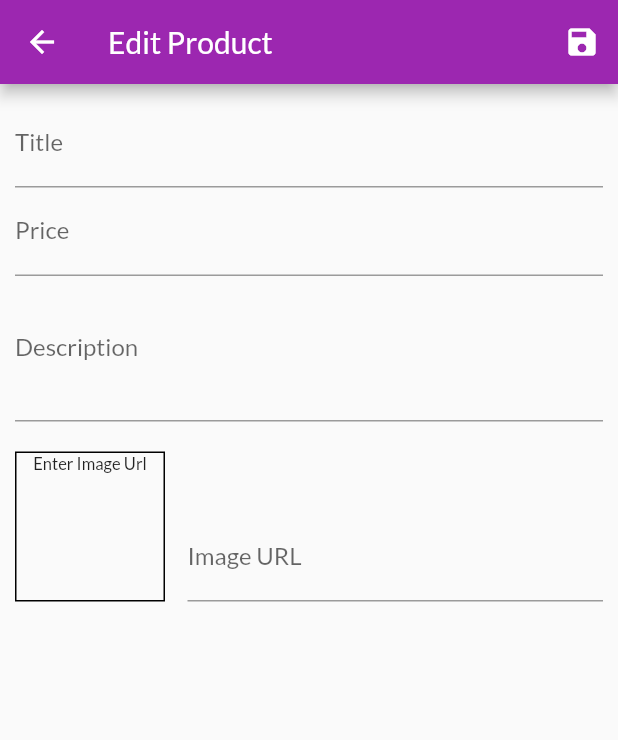
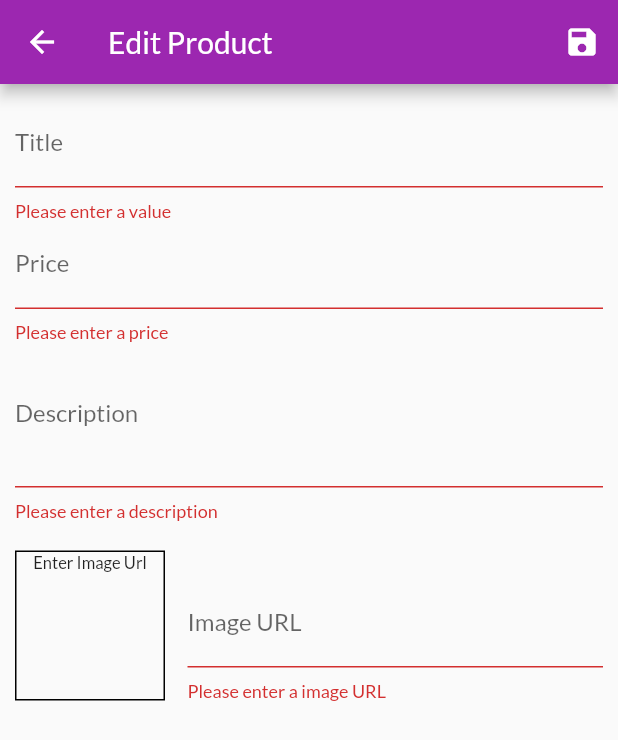
Before and after one commit to NitinNitinRaj/state_management, a Flutter app: the AddNewProduct screen opened by its route, after a tap on the "save" icon, on a phone screen of 412 x 824 dp. Shown: the top 740 px of the screen. Run offline on Flutter 3.47's test engine with Material 2 defaults, Android fonts, the phone set to English and light mode, and no system bars; network calls fail.

Commit message:
validation and adding new product

```diff
--- a/lib/pages/add_new_product.dart
+++ b/lib/pages/add_new_product.dart
@@ -1,5 +1,7 @@
 import 'package:flutter/material.dart';
+import 'package:provider/provider.dart';
 import 'package:state_management/providers/models/product.dart';
+import 'package:state_management/providers/products_provider.dart';
 
 class AddNewProduct extends StatefulWidget {
   static const routeName = "/add-new-product";
@@ -10,6 +12,7 @@ class AddNewProduct extends StatefulWidget {
 }
 
 class _AddNewProductState extends State<AddNewProduct> {
+  bool _isUrlValid = false;
   final _priceFocusNode = FocusNode();
   final _desciptionFocusNode = FocusNode();
   final _imageUrlController = TextEditingController();
@@ -25,6 +28,7 @@ class _AddNewProductState extends State<AddNewProduct> {
     _priceFocusNode.dispose();
     _desciptionFocusNode.dispose();
     _imageUrlController.dispose();
+    _imageUrlFocusedNode.dispose();
   }
 
   @override
@@ -34,12 +38,27 @@ class _AddNewProductState extends State<AddNewProduct> {
   }
 
   void _updateImageChange() {
-    setState(() {});
+    final value = _imageUrlController.text;
+    if ((value.startsWith("http://") || value.startsWith("https://")) &&
+        (value.endsWith(".jpg") ||
+            value.endsWith(".jpeg") ||
+            value.endsWith("png"))) {
+      setState(() {
+        _isUrlValid = true;
+      });
+    } else {
+      setState(() {
+        _isUrlValid = false;
+      });
+    }
   }
 
   void _saveFormData() {
+    if (!_formKey.currentState!.validate()) return;
     _formKey.currentState!.save();
-    print(_editingProduct);
+    Provider.of<ProductsProvider>(context, listen: false)
+        .addProduct(_editingProduct);
+    Navigator.of(context).pop();
   }
 
   @override
@@ -64,6 +83,10 @@ class _AddNewProductState extends State<AddNewProduct> {
                     onFieldSubmitted: (_) {
                       FocusScope.of(context).requestFocus(_priceFocusNode);
                     },
+                    validator: (value) {
+                      if (value!.isEmpty) return "Please enter a value";
+                      return null;
+                    },
                     onSaved: (title) {
                       _editingProduct = Product(
                         id: _editingProduct.id,
@@ -82,6 +105,16 @@ class _AddNewProductState extends State<AddNewProduct> {
                     onFieldSubmitted: (_) {
                       FocusScope.of(context).requestFocus(_desciptionFocusNode);
                     },
+                    validator: (value) {
+                      if (value!.isEmpty) return "Please enter a price";
+                      if (double.tryParse(value) == null) {
+                        return "Price must be a number";
+                      }
+                      if (double.parse(value) <= 0) {
+                        return "Price must be a greater number than zero";
+                      }
+                      return null;
+                    },
                     onSaved: (price) {
                       _editingProduct = Product(
                         id: _editingProduct.id,
@@ -98,6 +131,13 @@ class _AddNewProductState extends State<AddNewProduct> {
                     focusNode: _desciptionFocusNode,
                     maxLines: 3,
                     keyboardType: TextInputType.multiline,
+                    validator: (value) {
+                      if (value!.isEmpty) return "Please enter a description";
+                      if (value.length < 10) {
+                        return "Description must be at least 10 characters";
+                      }
+                      return null;
+                    },
                     onSaved: (description) {
                       _editingProduct = Product(
                         id: _editingProduct.id,
@@ -121,7 +161,8 @@ class _AddNewProductState extends State<AddNewProduct> {
                             width: 1,
                           ),
                         ),
-                        child: _imageUrlController.text.isEmpty
+                        child:
+                            (_imageUrlController.text.isEmpty || !_isUrlValid)
                                 ? const Text(
                                     "Enter Image Url",
                                     textAlign: TextAlign.center,
@@ -142,8 +183,19 @@ class _AddNewProductState extends State<AddNewProduct> {
                           keyboardType: TextInputType.url,
                           controller: _imageUrlController,
                           focusNode: _imageUrlFocusedNode,
-                          onEditingComplete: () {
-                            setState(() {});
+                          validator: (value) {
+                            if (value!.isEmpty) {
+                              return "Please enter a image URL";
+                            }
+                            if (!value.startsWith("http://") &&
+                                    !value.startsWith("https://") ||
+                                (!value.endsWith(".jpg") &&
+                                    !value.endsWith(".jpeg") &&
+                                    !value.endsWith("png"))) {
+                              return "Please enter a valid image URL";
+                            }
+
+                            return null;
                           },
                           textInputAction: TextInputAction.done,
                           onSaved: (imageUrl) {
```
Also changed, not shown: lib/providers/products_provider.dart (+8 -1 lines). Lines whose indentation alone changed are shown as unchanged.
